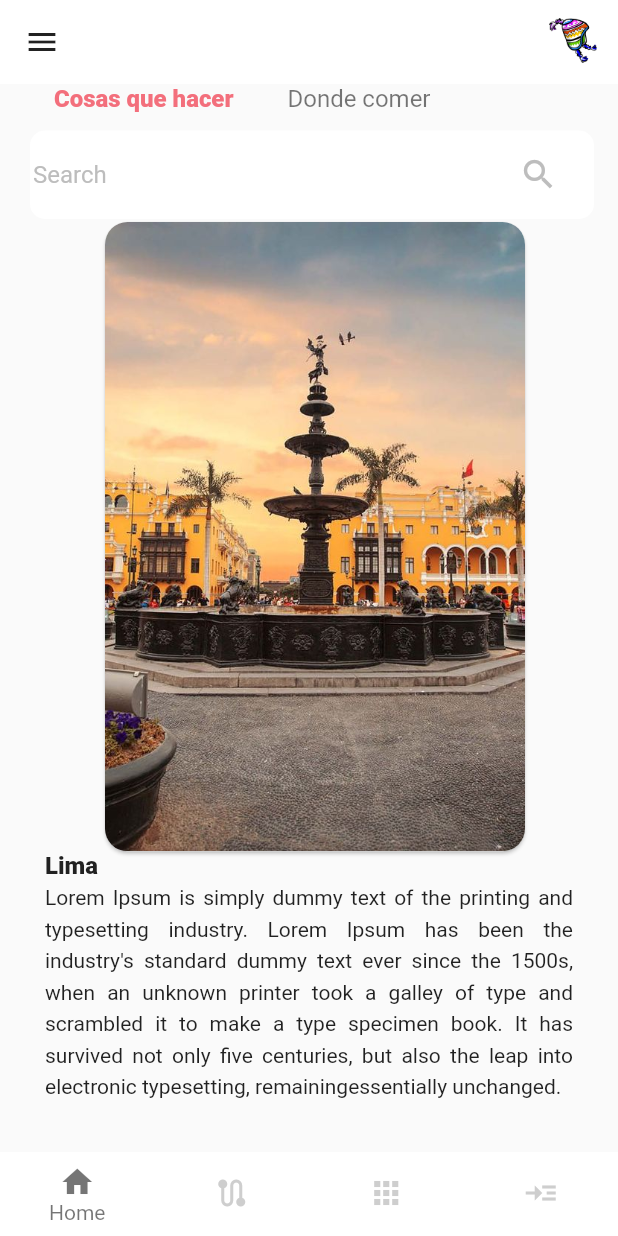
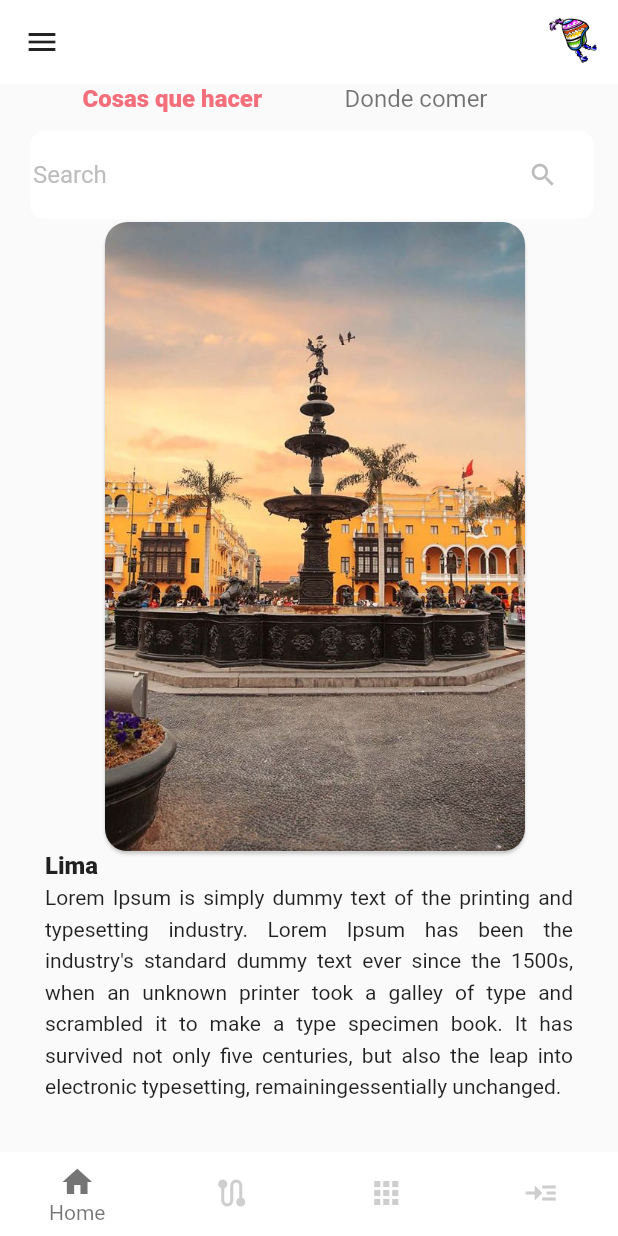
Before and after one commit to Sagender/Aplicativo-flutter, a Flutter app: the screen it shows after launch, on a phone screen of 412 x 824 dp. Run offline on Flutter 3.47's test engine with Material 2 defaults, Android fonts, the light colour scheme and no system bars.

Commit message:
Avance del trabajo

```diff
--- a/app_resonance/lib/screens/home.dart
+++ b/app_resonance/lib/screens/home.dart
@@ -10,11 +10,19 @@ class HomePage extends StatelessWidget {
     return Scaffold(
       appBar: appBar(),
       body: Column(
+        mainAxisSize: MainAxisSize.max,
         children: [
           CategoryListview(),
           SearchContainer(),
           //Card de la visa Home
-          Container(
+          cardContainer()
+        ],
+      ),
+    );
+  }
+
+  Container cardContainer() {
+    return Container(
       padding: EdgeInsets.symmetric(
         horizontal: 30,
         vertical: 0,
@@ -24,8 +32,8 @@ class HomePage extends StatelessWidget {
         children: [
           Card(
             clipBehavior: Clip.antiAlias,
-                  shape: RoundedRectangleBorder(
-                      borderRadius: BorderRadius.circular(15)),
+            shape:
+                RoundedRectangleBorder(borderRadius: BorderRadius.circular(15)),
             margin: EdgeInsets.only(
               top: 2,
               left: 40,
@@ -36,8 +44,8 @@ class HomePage extends StatelessWidget {
                   image: AssetImage("assets/img/Lima10.jpg"),
                   width: 280,
                   fit: BoxFit.cover,
-                        placeholder: AssetImage(
-                            "assets/img/Lima10.jpg"), // imagen de carga
+                  placeholder:
+                      AssetImage("assets/img/Lima10.jpg"), // imagen de carga
                 ),
               ],
             ),
@@ -71,9 +79,6 @@ class HomePage extends StatelessWidget {
                     decoration: TextDecoration.underline,
                     fontWeight: FontWeight.bold),
               )*/
-              ],
-            ),
-          )
         ],
       ),
     );
@@ -115,7 +120,7 @@ class HomePage extends StatelessWidget {
                 child: Icon(
                   Icons.search,
                   color: Colors.grey[400],
-                  size: 26,
+                  size: 20,
                 ),
               ),
             ),
@@ -178,7 +183,7 @@ class _CategoryListviewState extends State<CategoryListview> {
                 },
                 child: Container(
                   //padding: EdgeInsets.symmetric(horizontal: 1.0, vertical: 1.0),
-                  margin: EdgeInsets.only(left: 36),
+                  margin: EdgeInsets.only(left: 55),
                   child: Text(
                     categoryList[index],
                     style: TextStyle(
--- a/app_resonance/lib/screens/widgets/bottomNavigation.dart
+++ b/app_resonance/lib/screens/widgets/bottomNavigation.dart
@@ -1,9 +1,10 @@
 // ignore_for_file: file_names, prefer_const_constructors, prefer_const_literals_to_create_immutables, duplicate_ignore
 
+import 'package:appcarrusel/screens/galeria.dart';
 import 'package:flutter/material.dart';
 
 import '../destinos.dart';
-import '../details/doIt.dart';
+
 //import '../galeria.dart';
 import '../home.dart';
 import '../recomendados.dart';
@@ -21,7 +22,7 @@ class _MainPageState extends State<MainPage> {
   List pages = [
     HomePage(), // Listado de 0-3
     DestinosPage(),
-    DoIt(),
+    Galeria(),
     Recomendados(),
   ];
   int currentIndex = 0; // La Primera vista es Home
```
Also changed, not shown: app_resonance/lib/screens/galeria.dart (+14 -2 lines). Lines whose indentation alone changed are shown as unchanged.
